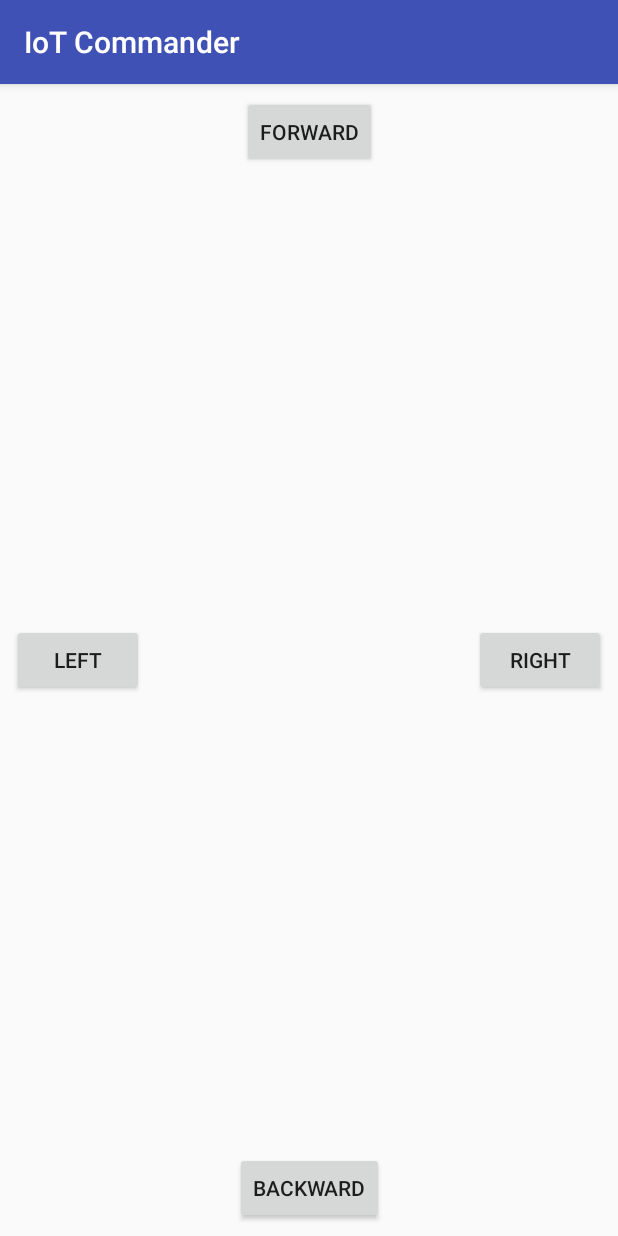
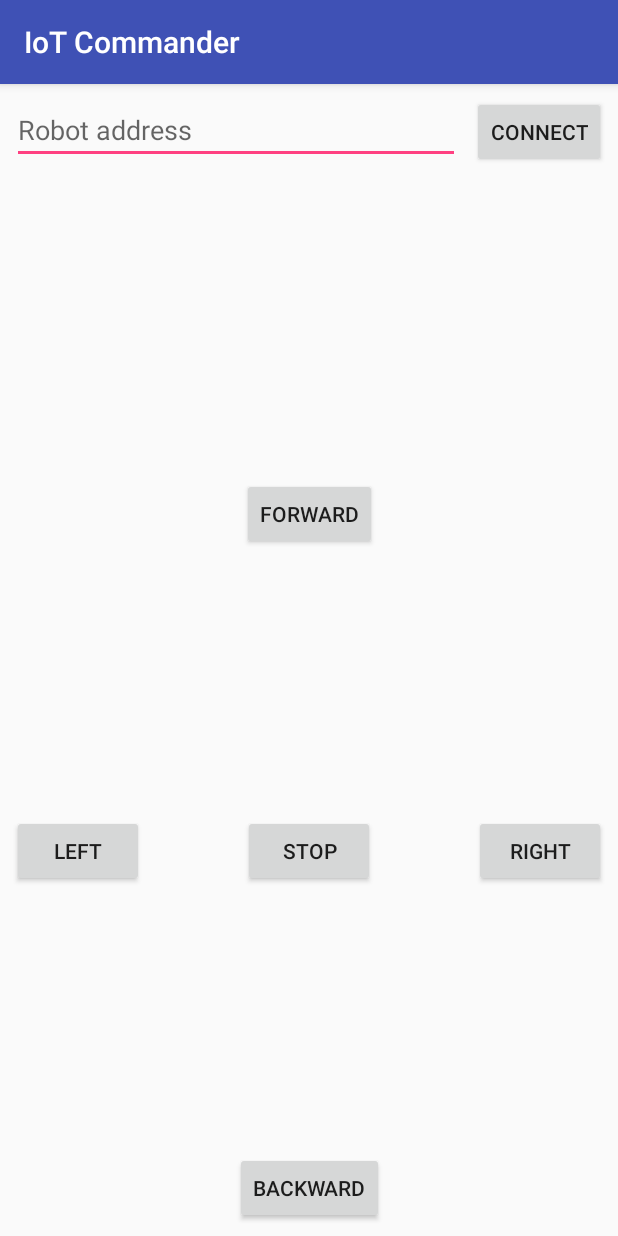
Before and after one commit to langara/KWSocket, an Android app: the screen it shows after launch (CommanderActivity), after a tap on "RIGHT", on a phone screen of 412 x 824 dp. Run offline under Robolectric (Android 15) with nearby library versions, the phone set to English and light mode, and no system bars; our stand-ins replace RxJava; libraries missing offline, so code that uses them is left out: com.trello.rxlifecycle2, org.java_websocket; 1 statement that could not run was skipped.

Commit message:
Add client (commander) prototype - not tested yet

```diff
--- a/iot-guard-android/mobile/src/main/java/pl/elpassion/iotguard/Loggers.kt
+++ b/iot-guard-android/mobile/src/main/java/pl/elpassion/iotguard/Loggers.kt
@@ -1,6 +1,7 @@
 package pl.elpassion.iotguard
 
 import android.util.Log
+import android.widget.TextView
 
 
 interface Logger {
@@ -16,3 +17,10 @@ class AndroidLogger(private val tag: String) : Logger {
         Log.w(tag, message.toString())
     }
 }
+
+class TextViewLogger(private val textView: TextView, private val tag: String) : Logger {
+    override fun log(message: Any?) {
+        textView.append("$tag $message\n")
+        Log.w(tag, message.toString())
+    }
+}
--- a/iot-guard-android/mobile/src/main/java/pl/elpassion/iotguard/commander/Commander.kt
+++ b/iot-guard-android/mobile/src/main/java/pl/elpassion/iotguard/commander/Commander.kt
@@ -1,8 +1,6 @@
 package pl.elpassion.iotguard.commander
 
 import io.reactivex.Observable
-import io.reactivex.subjects.BehaviorSubject
-import pl.elpassion.iotguard.DI
 
 
 interface Model<ActionType, StateType> {
@@ -20,23 +18,10 @@ object Forward : CommanderAction()
 object Backward : CommanderAction()
 object Left : CommanderAction()
 object Right : CommanderAction()
+object Stop : CommanderAction()
+data class Connect(val robotAddress: String) : CommanderAction()
 
 sealed class CommanderState
 
 object Disconnected : CommanderState()
 object Connected : CommanderState()
-
-
-
-class CommanderModelImpl : CommanderModel {
-
-    private val logger by lazy { DI.provideLogger() }
-
-    private val statesSubject = BehaviorSubject.createDefault<CommanderState>(Disconnected)
-
-    override val states: Observable<CommanderState> = statesSubject.hide()
-
-    override fun perform(action: CommanderAction) {
-        logger.log("TODO: perform action: $action")
-    }
-}
--- a/iot-guard-android/mobile/src/main/java/pl/elpassion/iotguard/commander/CommanderActivity.kt
+++ b/iot-guard-android/mobile/src/main/java/pl/elpassion/iotguard/commander/CommanderActivity.kt
@@ -7,21 +7,24 @@ import io.reactivex.android.schedulers.AndroidSchedulers
 import kotlinx.android.synthetic.main.commander_activity.*
 import pl.elpassion.iotguard.DI
 import pl.elpassion.iotguard.R
+import pl.elpassion.iotguard.TextViewLogger
 
 class CommanderActivity : RxAppCompatActivity() {
 
     private val model by lazy { DI.provideCommanderModel() }
 
-    private val logger by lazy { DI.provideLogger() }
+    private val logger by lazy { TextViewLogger(logsTextView, "IoT Guard") }
 
     override fun onCreate(savedInstanceState: Bundle?) {
         super.onCreate(savedInstanceState)
         setContentView(R.layout.commander_activity)
         initModel()
-        forward.setOnClickListener { model.perform(Forward) }
-        backward.setOnClickListener { model.perform(Backward) }
-        left.setOnClickListener { model.perform(Left) }
-        right.setOnClickListener { model.perform(Right) }
+        forwardButton.setOnClickListener { model.perform(Forward) }
+        backwardButton.setOnClickListener { model.perform(Backward) }
+        leftButton.setOnClickListener { model.perform(Left) }
+        rightButton.setOnClickListener { model.perform(Right) }
+        stopButton.setOnClickListener { model.perform(Stop) }
+        connectButton.setOnClickListener { model.perform(Connect(robotAddress.text.toString())) }
     }
 
     protected fun initModel() {
--- /dev/null
+++ b/iot-guard-android/mobile/src/main/java/pl/elpassion/iotguard/commander/CommanderModelImpl.kt
@@ -0,0 +1,49 @@
+package pl.elpassion.iotguard.commander
+
+import io.reactivex.Observable
+import io.reactivex.subjects.BehaviorSubject
+import pl.elpassion.iotguard.DI
+import pl.elpassion.iotguard.api.Client
+import pl.elpassion.iotguard.api.Close
+import pl.elpassion.iotguard.api.Event
+import pl.elpassion.iotguard.api.Open
+
+class CommanderModelImpl : CommanderModel {
+
+    private val logger by lazy { DI.provideLogger() }
+
+    private val statesSubject = BehaviorSubject.createDefault<CommanderState>(Disconnected)
+
+    override val states: Observable<CommanderState> = statesSubject.hide()
+
+    private var client: Client? = null
+
+    override fun perform(action: CommanderAction) {
+        when(action) {
+            is Forward -> client?.send("forward")
+            is Backward -> client?.send("backward")
+            is Left -> client?.send("left")
+            is Right -> client?.send("right")
+            is Stop -> client?.send("stop")
+            is Connect -> connect(action.robotAddress)
+        }
+    }
+
+    private fun connect(robotAddress: String) {
+        client?.close()
+        statesSubject.onNext(Disconnected)
+        client = DI.provideNewClient(robotAddress).apply {
+            events.subscribe { onEvent(it) }
+            connect()
+        }
+
+    }
+
+    private fun onEvent(event: Event) {
+        when (event) {
+            is Open -> statesSubject.onNext(Connected)
+            is Close -> statesSubject.onNext(Disconnected)
+            else -> logger.log("TODO: CommanderModel.onEvent($event)")
+        }
+    }
+}
--- a/iot-guard-android/mobile/src/main/res/layout/commander_activity.xml
+++ b/iot-guard-android/mobile/src/main/res/layout/commander_activity.xml
@@ -7,18 +7,18 @@
     tools:context="pl.elpassion.iotguard.commander.CommanderActivity">
 
     <Button
-        android:id="@+id/forward"
+        android:id="@+id/forwardButton"
         android:layout_width="wrap_content"
         android:layout_height="wrap_content"
         android:text="Forward"
-        android:layout_marginTop="8dp"
-        app:layout_constraintTop_toTopOf="parent"
+        app:layout_constraintStart_toStartOf="parent"
+        android:layout_marginStart="8dp"
         app:layout_constraintEnd_toEndOf="parent"
         android:layout_marginEnd="8dp"
-        app:layout_constraintStart_toStartOf="parent"
-        android:layout_marginStart="8dp" />
+        app:layout_constraintTop_toTopOf="@+id/guideline"
+        android:layout_marginTop="8dp" />
     <Button
-        android:id="@+id/backward"
+        android:id="@+id/backwardButton"
         android:layout_width="wrap_content"
         android:layout_height="wrap_content"
         android:text="Backward"
@@ -29,26 +29,84 @@
         app:layout_constraintEnd_toEndOf="parent"
         android:layout_marginEnd="8dp" />
     <Button
-        android:id="@+id/left"
+        android:id="@+id/leftButton"
         android:layout_width="wrap_content"
         android:layout_height="wrap_content"
         android:text="Left"
         app:layout_constraintStart_toStartOf="parent"
         android:layout_marginStart="8dp"
-        app:layout_constraintTop_toTopOf="parent"
+        app:layout_constraintTop_toTopOf="@+id/guideline"
         android:layout_marginTop="8dp"
         app:layout_constraintBottom_toBottomOf="parent"
         android:layout_marginBottom="8dp" />
     <Button
-        android:id="@+id/right"
+        android:id="@+id/rightButton"
         android:layout_width="wrap_content"
         android:layout_height="wrap_content"
         android:text="Right"
         app:layout_constraintEnd_toEndOf="parent"
         android:layout_marginEnd="8dp"
         android:layout_marginTop="8dp"
-        app:layout_constraintTop_toTopOf="parent"
+        app:layout_constraintTop_toTopOf="@+id/guideline"
         app:layout_constraintBottom_toBottomOf="parent"
         android:layout_marginBottom="8dp" />
 
+    <android.support.constraint.Guideline
+        android:layout_width="wrap_content"
+        android:layout_height="wrap_content"
+        android:id="@+id/guideline"
+        app:layout_constraintGuide_begin="255dp"
+        android:orientation="horizontal" />
+
+    <Button
+        android:id="@+id/stopButton"
+        android:layout_width="wrap_content"
+        android:layout_height="wrap_content"
+        android:layout_marginBottom="8dp"
+        android:layout_marginEnd="8dp"
+        android:layout_marginStart="8dp"
+        android:layout_marginTop="8dp"
+        android:text="Stop"
+        app:layout_constraintBottom_toTopOf="@+id/backwardButton"
+        app:layout_constraintEnd_toStartOf="@+id/rightButton"
+        app:layout_constraintStart_toEndOf="@+id/leftButton"
+        app:layout_constraintTop_toBottomOf="@+id/forwardButton" />
+
+    <Button
+        android:id="@+id/connectButton"
+        android:layout_width="wrap_content"
+        android:layout_height="wrap_content"
+        android:text="Connect"
+        app:layout_constraintEnd_toEndOf="parent"
+        android:layout_marginEnd="8dp"
+        app:layout_constraintTop_toTopOf="parent"
+        android:layout_marginTop="8dp" />
+
+    <EditText
+        android:id="@+id/robotAddress"
+        android:layout_width="0dp"
+        android:layout_height="wrap_content"
+        android:layout_marginEnd="8dp"
+        android:layout_marginStart="8dp"
+        android:layout_marginTop="8dp"
+        android:ems="10"
+        android:hint="Robot address"
+        android:inputType="textPersonName"
+        app:layout_constraintEnd_toStartOf="@+id/connectButton"
+        app:layout_constraintStart_toStartOf="parent"
+        app:layout_constraintTop_toTopOf="parent" />
+
+    <TextView
+        android:id="@+id/logsTextView"
+        android:layout_width="0dp"
+        android:layout_height="0dp"
+        android:layout_marginBottom="8dp"
+        android:layout_marginEnd="8dp"
+        android:layout_marginStart="8dp"
+        android:layout_marginTop="8dp"
+        app:layout_constraintBottom_toTopOf="@+id/guideline"
+        app:layout_constraintEnd_toEndOf="parent"
+        app:layout_constraintStart_toStartOf="parent"
+        app:layout_constraintTop_toBottomOf="@+id/robotAddress" />
+
 </android.support.constraint.ConstraintLayout>
```
